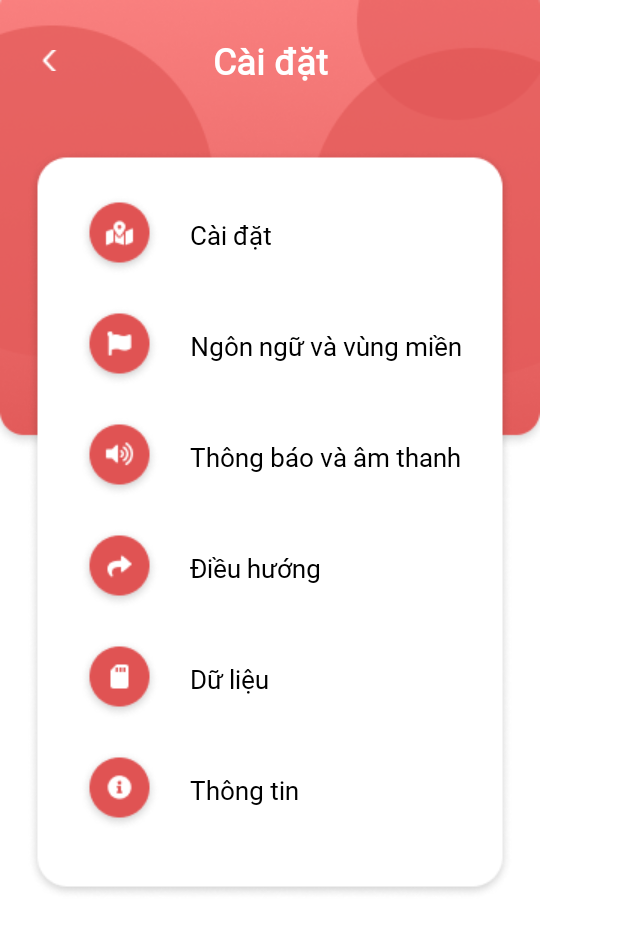
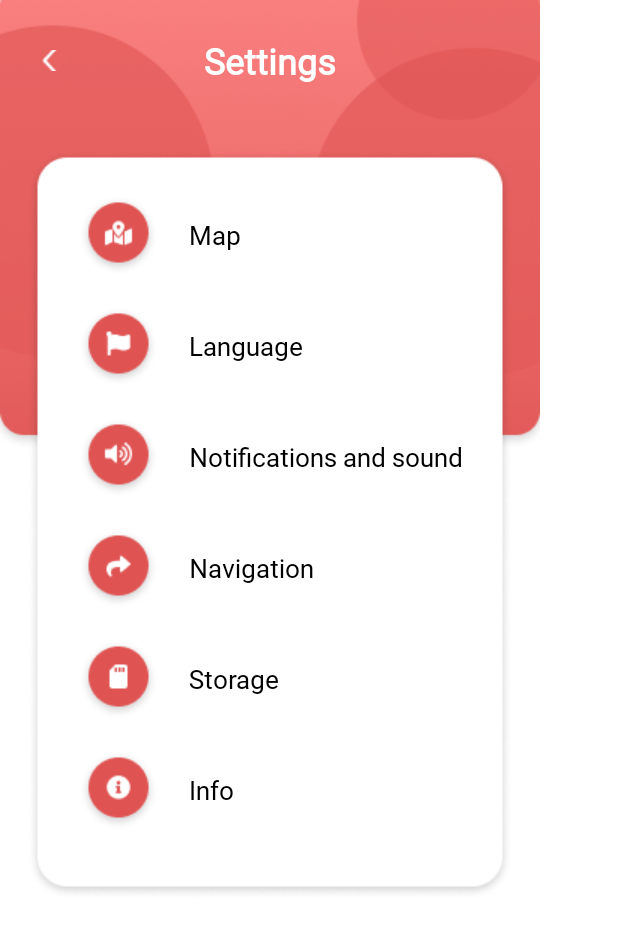
Before and after one commit to lykienminh/Mobile-VirtualDrivingAssistant, an Android app: the SettingsActivity screen opened directly, with no data from a screen before it, on a phone screen of 412 x 824 dp. Shown: the top 932 px of the screen. Run offline under Robolectric (Android 15) with nearby library versions, the phone set to English and light mode, and no system bars.

Commit message:
add settings language

```diff
--- a/app/src/main/java/com/drivingassistant/ui/activities/SettingsActivity.java
+++ b/app/src/main/java/com/drivingassistant/ui/activities/SettingsActivity.java
@@ -1,23 +1,80 @@
 package com.drivingassistant.ui.activities;
 
+import androidx.appcompat.app.AlertDialog;
 import androidx.appcompat.app.AppCompatActivity;
 
+import android.app.Activity;
+import android.content.DialogInterface;
 import android.content.Intent;
+import android.content.SharedPreferences;
+import android.content.res.Configuration;
 import android.os.Bundle;
 import android.view.View;
+import android.widget.ImageButton;
 
 import com.drivingassistant.R;
+
+import java.util.Locale;
 
 public class SettingsActivity extends AppCompatActivity {
 
     @Override
     protected void onCreate(Bundle savedInstanceState) {
         super.onCreate(savedInstanceState);
+        loadLocale();
         setContentView(R.layout.activity_settings);
+
+        ImageButton changLang = findViewById(R.id.btn_region);
+        changLang.setOnClickListener(new View.OnClickListener() {
+            @Override
+            public void onClick(View v) {
+                showChangeLanguageDialog();
+            }
+        });
     }
 
     public void returnHome(View view) {
         Intent intent = new Intent(this, MainActivity.class);
         startActivity(intent);
     }
+
+    private void showChangeLanguageDialog() {
+        final String[] listItems = {"Vietnam", "English"};
+        AlertDialog.Builder mBuilder = new AlertDialog.Builder(SettingsActivity.this);
+        mBuilder.setTitle("@string/stg_language");
+        mBuilder.setSingleChoiceItems(listItems, -1, new DialogInterface.OnClickListener() {
+            @Override
+            public void onClick(DialogInterface dialog, int which) {
+                if (which == 0) {
+                    setLocale("vi");
+                    recreate();
+                }
+                else if (which == 1) {
+                    setLocale("en");
+                    recreate();
+                }
+                dialog.dismiss();
+            }
+        });
+        AlertDialog mDialog = mBuilder.create();
+        mDialog.show();
+    }
+
+    private void setLocale(String lang) {
+        Locale locale = new Locale(lang);
+        Locale.setDefault(locale);
+        Configuration config = new Configuration();
+        config.locale = locale;
+        getBaseContext().getResources().updateConfiguration(config, getBaseContext().getResources().getDisplayMetrics());
+
+        SharedPreferences.Editor editor = getSharedPreferences("Settings", MODE_PRIVATE).edit();
+        editor.putString("MyLang", lang);
+        editor.apply();
+    }
+
+    public void loadLocale(){
+        SharedPreferences prefs = getSharedPreferences("Settings", Activity.MODE_PRIVATE);
+        String lang = prefs.getString("MyLang", "");
+        setLocale(lang);
+    }
 }
--- a/app/src/main/res/layout/activity_settings.xml
+++ b/app/src/main/res/layout/activity_settings.xml
@@ -55,7 +55,7 @@
                     android:layout_width="wrap_content"
                     android:layout_height="wrap_content"
                     android:fontFamily="@font/roboto"
-                    android:text="Cài đặt"
+                    android:text="@string/stg_map"
                     android:textColor="@color/black"
                     android:layout_gravity="center_vertical"
                     android:layout_marginLeft="20dp"
@@ -81,7 +81,7 @@
                     android:layout_width="wrap_content"
                     android:layout_height="wrap_content"
                     android:fontFamily="@font/roboto"
-                    android:text="Ngôn ngữ và vùng miền"
+                    android:text="@string/stg_language"
                     android:textColor="@color/black"
                     android:layout_gravity="center_vertical"
                     android:layout_marginLeft="20dp"
@@ -105,7 +105,7 @@
                     android:layout_width="wrap_content"
                     android:layout_height="wrap_content"
                     android:fontFamily="@font/roboto"
-                    android:text="Thông báo và âm thanh"
+                    android:text="@string/stg_noti"
                     android:textColor="@color/black"
                     android:layout_gravity="center_vertical"
                     android:layout_marginLeft="20dp"
@@ -129,7 +129,7 @@
                     android:layout_width="wrap_content"
                     android:layout_height="wrap_content"
                     android:fontFamily="@font/roboto"
-                    android:text="Điều hướng"
+                    android:text="@string/stg_navigation"
                     android:textColor="@color/black"
                     android:layout_gravity="center_vertical"
                     android:layout_marginLeft="20dp"
@@ -153,7 +153,7 @@
                     android:layout_width="wrap_content"
                     android:layout_height="wrap_content"
                     android:fontFamily="@font/roboto"
-                    android:text="Dữ liệu"
+                    android:text="@string/stg_storage"
                     android:textColor="@color/black"
                     android:layout_gravity="center_vertical"
                     android:layout_marginLeft="20dp"
@@ -177,7 +177,7 @@
                     android:layout_width="wrap_content"
                     android:layout_height="wrap_content"
                     android:fontFamily="@font/roboto"
-                    android:text="Thông tin"
+                    android:text="@string/stg_info"
                     android:textColor="@color/black"
                     android:layout_gravity="center_vertical"
                     android:layout_marginLeft="20dp"
@@ -208,7 +208,7 @@
         android:outlineAmbientShadowColor="#801717"
         android:outlineSpotShadowColor="#880808"
         android:shadowColor="#B12323"
-        android:text="Cài đặt"
+        android:text="@string/stg_settings"
         android:textColor="@color/white"
         android:textSize="24sp"
         android:textStyle="bold"
--- a/app/src/main/res/values/strings.xml
+++ b/app/src/main/res/values/strings.xml
@@ -1,13 +1,22 @@
 <resources>
     <string name="app_name">Driving Assistant</string>
-    <string name="hello_blank_fragment">Hello blank fragment</string>
+    <string name="hello_blank_fragment" translatable="false">Hello blank fragment</string>
     <string name="map_key" templateMergeStrategy="preserve" translatable="false">
         AIzaSyCwGl6aXKJfu6iloKvg_JrJPGfJbJMs61A
     </string>
-    <string name="description_info">Info</string>
-    <string name="request_permission">This sample needs camera permission.</string>
-    <string name="camera_error">This device doesn\'t support Camera2 API.</string>
-    <string name="gps_disabled">GPS disabled</string>
-    <string name="please_enable_gps">In order to get current speed the GPS must be enabled.</string>
-    <string name="waiting_for_fix">Waiting for GPS fix</string>
+    <string name="description_info" translatable="false">Info</string>
+    <string name="request_permission" translatable="false">This sample needs camera permission.</string>
+    <string name="camera_error" translatable="false">This device doesn\'t support Camera2 API.</string>
+    <string name="gps_disabled" translatable="false">GPS disabled</string>
+    <string name="please_enable_gps" translatable="false">In order to get current speed the GPS must be enabled.</string>
+    <string name="waiting_for_fix" translatable="false">Waiting for GPS fix</string>
+    <string name="stg_settings">Settings</string>
+    <string name="stg_map">Map</string>
+    <string name="stg_language">Language</string>
+    <string name="stg_noti">Notifications and sound</string>
+    <string name="stg_navigation">Navigation</string>
+    <string name="stg_storage">Storage</string>
+    <string name="stg_info">Info</string>
+
+
 </resources>
```
Also changed, not shown: 2 other files.
